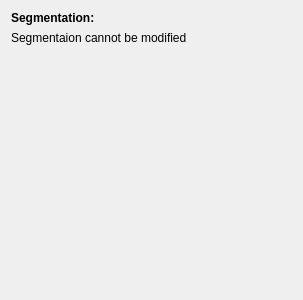
First picture: the form in App/Docks/SegmentationInformation/NoFilterRefiner.ui, repository FelixdelasPozas/EspINA, before the edit.
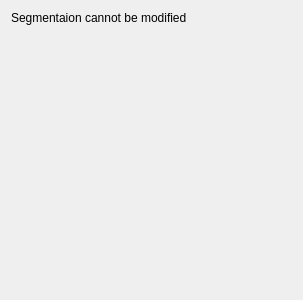
Second picture: the form after the edit.

Commit message: Restore CODE refiner

Diff of the .ui file:
```diff
--- a/App/Docks/SegmentationInformation/NoFilterRefiner.ui
+++ b/App/Docks/SegmentationInformation/NoFilterRefiner.ui
@@ -11,36 +11,6 @@
    </rect>
   </property>
   <layout class="QVBoxLayout" name="verticalLayout">
-   <item>
-    <layout class="QHBoxLayout" name="horizontalLayout">
-     <item>
-      <widget class="QLabel" name="label">
-       <property name="sizePolicy">
-        <sizepolicy hsizetype="Maximum" vsizetype="Preferred">
-         <horstretch>0</horstretch>
-         <verstretch>0</verstretch>
-        </sizepolicy>
-       </property>
-       <property name="text">
-        <string>&lt;b&gt;Segmentation: &lt;/b&gt;</string>
-       </property>
-       <property name="textInteractionFlags">
-        <set>Qt::NoTextInteraction</set>
-       </property>
-      </widget>
-     </item>
-     <item>
-      <widget class="QLabel" name="m_segmantionName">
-       <property name="text">
-        <string/>
-       </property>
-       <property name="wordWrap">
-        <bool>true</bool>
-       </property>
-      </widget>
-     </item>
-    </layout>
-   </item>
    <item>
     <widget class="QLabel" name="label_2">
      <property name="text">
```
The commit also changes 20 other files.
